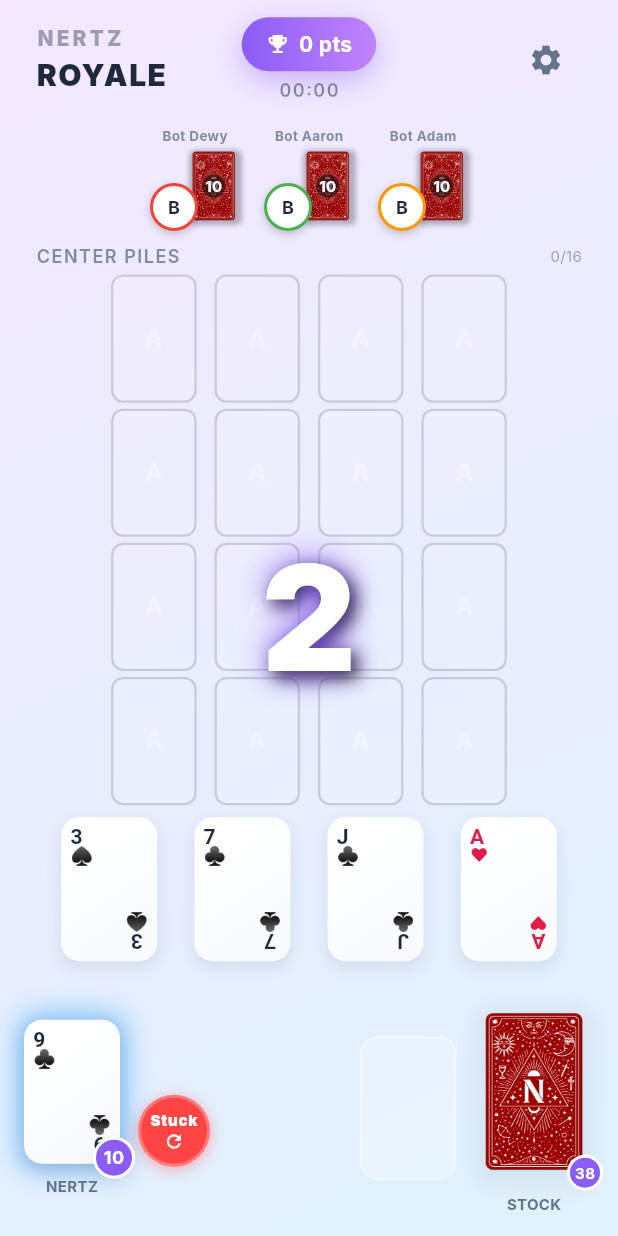
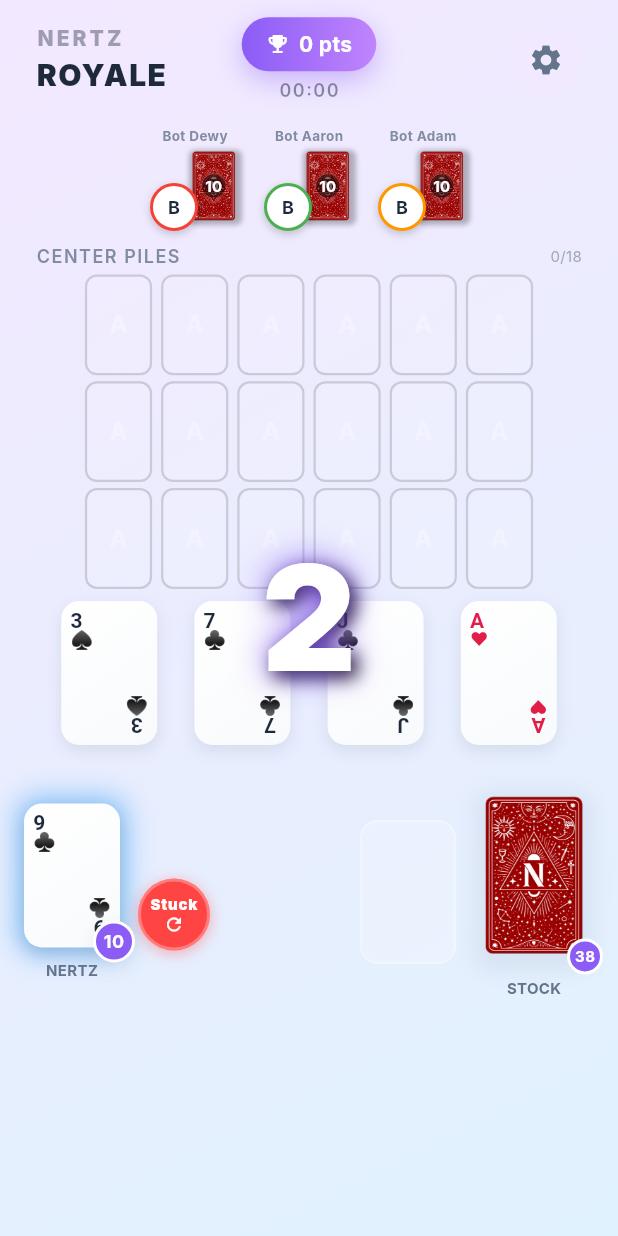
Before and after one commit to alexxtronic/nertzapp, a Flutter app: the screen it shows once a user with an empty profile is signed in, after a tap on "Play Offline", on a phone screen of 412 x 824 dp. Run offline on Flutter 3.47's test engine with Material 3 defaults, Android fonts, the phone set to English and light mode, and no system bars; our stand-ins replace audioplayers, confetti, flutter_image_compress, flutter_riverpod, image_picker, supabase_flutter; accounts and stored records are empty; network calls fail; Roboto replaces fonts that are missing (Inter, SF Pro Rounded).

Commit message:
UI: Update Center Piles to 3x6 Grid (18 Piles)

```diff
--- a/lib/models/game_state.dart
+++ b/lib/models/game_state.dart
@@ -61,8 +61,8 @@ class GameState {
     return GameState(
       matchId: matchId,
       players: {hostId: hostState},
-      // 16 generic center pile slots
-      centerPiles: List.generate(16, (_) => CenterPile()),
+      // 18 generic center pile slots (3 rows of 6)
+      centerPiles: List.generate(18, (_) => CenterPile()),
       hostId: hostId,
     );
   }
--- a/lib/ui/widgets/game_board.dart
+++ b/lib/ui/widgets/game_board.dart
@@ -752,8 +752,9 @@ class _GameBoardState extends State<GameBoard> with TickerProviderStateMixin {
 
   Widget _buildCenterArea() {
     // 5% larger than before (was 84%, now 89% of normal)
-    const double miniCardWidth = GameTheme.cardWidth * 0.89;
-    const double miniCardHeight = GameTheme.cardHeight * 0.89;
+    // Scaled for 6 columns (was 0.89 for 4 cols)
+    const double miniCardWidth = GameTheme.cardWidth * 0.70;
+    const double miniCardHeight = GameTheme.cardHeight * 0.70;
 
     // Circular layout for 16 cards
     // Positions arranged in concentric arcs
@@ -777,7 +778,7 @@ class _GameBoardState extends State<GameBoard> with TickerProviderStateMixin {
               ),
               const Spacer(),
               Text(
-                '${gameState.centerPiles.where((p) => !p.isEmpty).length}/16',
+                '${gameState.centerPiles.where((p) => !p.isEmpty).length}/18',
                 style: TextStyle(
                   color: GameTheme.textSecondary.withValues(alpha: 0.6),
                   fontSize: 10,
@@ -787,16 +788,16 @@ class _GameBoardState extends State<GameBoard> with TickerProviderStateMixin {
           ),
         ),
         const SizedBox(height: 4),
-        // Simple 4x4 grid layout (4 rows of 4 cards)
-        for (int row = 0; row < 4; row++)
+        // Simple 3x6 grid layout (3 rows of 6 cards)
+        for (int row = 0; row < 3; row++)
           Padding(
             padding: const EdgeInsets.only(bottom: 4),
             child: Row(
               mainAxisAlignment: MainAxisAlignment.center,
-              children: List.generate(4, (col) {
-                final index = row * 4 + col;
+              children: List.generate(6, (col) {
+                final index = row * 6 + col;
                 return Padding(
-                  padding: const EdgeInsets.symmetric(horizontal: 6),
+                  padding: const EdgeInsets.symmetric(horizontal: 3),
                   child: _buildCenterPileSlot(index, miniCardWidth, miniCardHeight),
                 );
               }),
```
